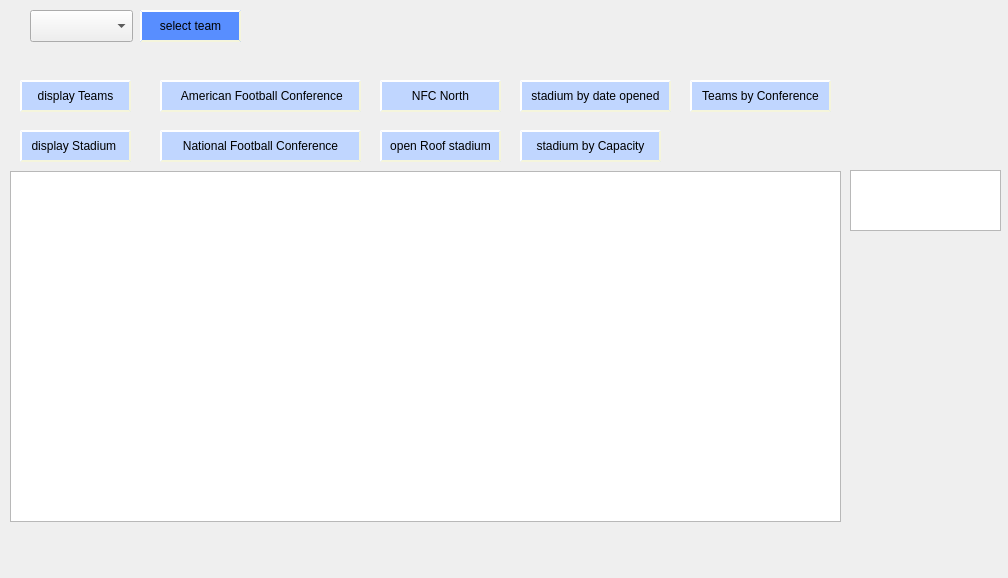
Above: Project-2-NFL/displayWindow.ui from massivemembrain/Project-2-NFL before the change. Below: the same form after it.
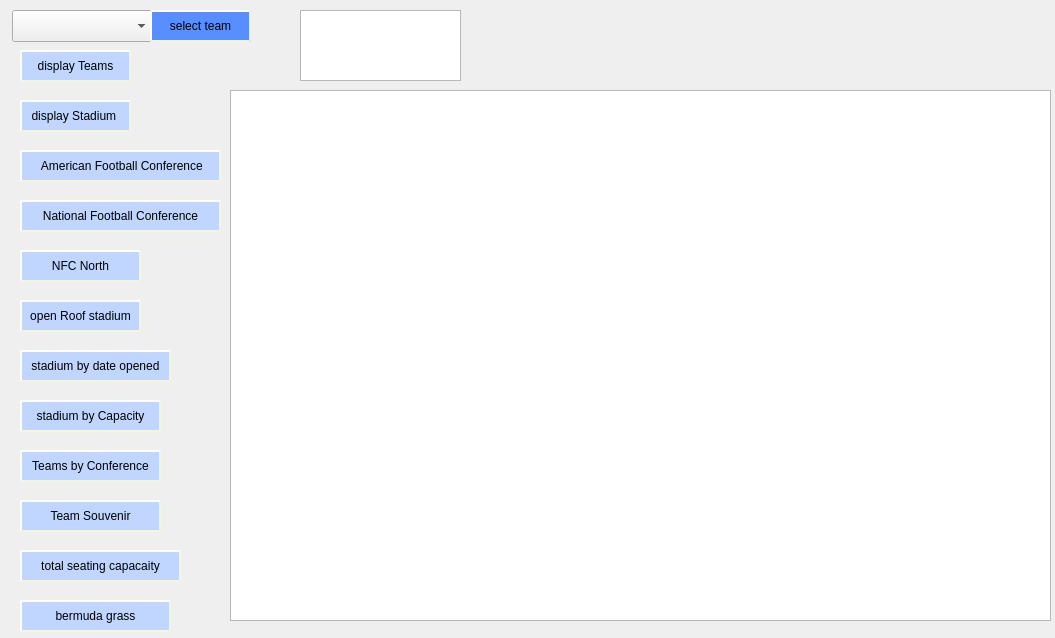
That is the form after the change.

Commit message: souvenir list,total seating capacity done

```diff
--- a/Project-2-NFL/displayWindow.ui
+++ b/Project-2-NFL/displayWindow.ui
@@ -6,8 +6,8 @@
    <rect>
     <x>0</x>
     <y>0</y>
-    <width>1008</width>
-    <height>578</height>
+    <width>1055</width>
+    <height>638</height>
    </rect>
   </property>
   <property name="windowTitle">
@@ -16,19 +16,19 @@
   <widget class="QTableView" name="tableView">
    <property name="geometry">
     <rect>
-     <x>10</x>
-     <y>171</y>
-     <width>831</width>
-     <height>351</height>
+     <x>230</x>
+     <y>90</y>
+     <width>821</width>
+     <height>531</height>
     </rect>
    </property>
   </widget>
   <widget class="QComboBox" name="comboBox">
    <property name="geometry">
     <rect>
-     <x>30</x>
+     <x>12</x>
      <y>10</y>
-     <width>103</width>
+     <width>141</width>
      <height>32</height>
     </rect>
    </property>
@@ -36,7 +36,7 @@
   <widget class="QPushButton" name="pushButton_selectTeam">
    <property name="geometry">
     <rect>
-     <x>140</x>
+     <x>150</x>
      <y>10</y>
      <width>101</width>
      <height>32</height>
@@ -58,7 +58,7 @@
    <property name="geometry">
     <rect>
      <x>20</x>
-     <y>130</y>
+     <y>100</y>
      <width>111</width>
      <height>32</height>
     </rect>
@@ -79,7 +79,7 @@
    <property name="geometry">
     <rect>
      <x>20</x>
-     <y>80</y>
+     <y>50</y>
      <width>111</width>
      <height>32</height>
     </rect>
@@ -99,8 +99,8 @@
   <widget class="QPushButton" name="pushButton_stadiumByCapacity">
    <property name="geometry">
     <rect>
-     <x>520</x>
-     <y>130</y>
+     <x>20</x>
+     <y>400</y>
      <width>141</width>
      <height>32</height>
     </rect>
@@ -120,8 +120,8 @@
   <widget class="QPushButton" name="pushButton_NFC">
    <property name="geometry">
     <rect>
-     <x>160</x>
-     <y>130</y>
+     <x>20</x>
+     <y>200</y>
      <width>201</width>
      <height>32</height>
     </rect>
@@ -141,8 +141,8 @@
   <widget class="QPushButton" name="pushButton_teamsByConf">
    <property name="geometry">
     <rect>
-     <x>690</x>
-     <y>80</y>
+     <x>20</x>
+     <y>450</y>
      <width>141</width>
      <height>32</height>
     </rect>
@@ -162,8 +162,8 @@
   <widget class="QPushButton" name="pushButton_stadiumByDate">
    <property name="geometry">
     <rect>
-     <x>520</x>
-     <y>80</y>
+     <x>20</x>
+     <y>350</y>
      <width>151</width>
      <height>32</height>
     </rect>
@@ -183,8 +183,8 @@
   <widget class="QPushButton" name="pushButton_AFC">
    <property name="geometry">
     <rect>
-     <x>160</x>
-     <y>80</y>
+     <x>20</x>
+     <y>150</y>
      <width>201</width>
      <height>32</height>
     </rect>
@@ -204,8 +204,8 @@
   <widget class="QPushButton" name="pushButton_NFCNORTH">
    <property name="geometry">
     <rect>
-     <x>380</x>
-     <y>80</y>
+     <x>20</x>
+     <y>250</y>
      <width>121</width>
      <height>32</height>
     </rect>
@@ -225,8 +225,8 @@
   <widget class="QPushButton" name="pushButton_openRoof">
    <property name="geometry">
     <rect>
-     <x>380</x>
-     <y>130</y>
+     <x>20</x>
+     <y>300</y>
      <width>121</width>
      <height>32</height>
     </rect>
@@ -246,12 +246,75 @@
   <widget class="QTableView" name="tableView_2">
    <property name="geometry">
     <rect>
-     <x>850</x>
-     <y>170</y>
+     <x>300</x>
+     <y>10</y>
+     <width>161</width>
+     <height>71</height>
+    </rect>
+   </property>
+  </widget>
+  <widget class="QPushButton" name="pushButton_displaySouvenir">
+   <property name="geometry">
+    <rect>
+     <x>20</x>
+     <y>500</y>
+     <width>141</width>
+     <height>32</height>
+    </rect>
+   </property>
+   <property name="styleSheet">
+    <string notr="true">QPushButton{
+    background-color: rgb(192, 214, 255);
+    border-style: outset;
+    border-width: 2px;
+    border-color: beige;
+}</string>
+   </property>
+   <property name="text">
+    <string>Team Souvenir</string>
+   </property>
+  </widget>
+  <widget class="QPushButton" name="pushButton_totalseatcapacity">
+   <property name="geometry">
+    <rect>
+     <x>20</x>
+     <y>550</y>
+     <width>161</width>
+     <height>32</height>
+    </rect>
+   </property>
+   <property name="styleSheet">
+    <string notr="true">QPushButton{
+    background-color: rgb(192, 214, 255);
+    border-style: outset;
+    border-width: 2px;
+    border-color: beige;
+}</string>
+   </property>
+   <property name="text">
+    <string>total seating capacaity</string>
+   </property>
+  </widget>
+  <widget class="QPushButton" name="pushButton_bermudaGrass">
+   <property name="geometry">
+    <rect>
+     <x>20</x>
+     <y>600</y>
      <width>151</width>
-     <height>61</height>
+     <height>32</height>
     </rect>
    </property>
+   <property name="styleSheet">
+    <string notr="true">QPushButton{
+    background-color: rgb(192, 214, 255);
+    border-style: outset;
+    border-width: 2px;
+    border-color: beige;
+}</string>
+   </property>
+   <property name="text">
+    <string>bermuda grass</string>
+   </property>
   </widget>
  </widget>
  <resources/>
```
The commit also changes 86 other files.
